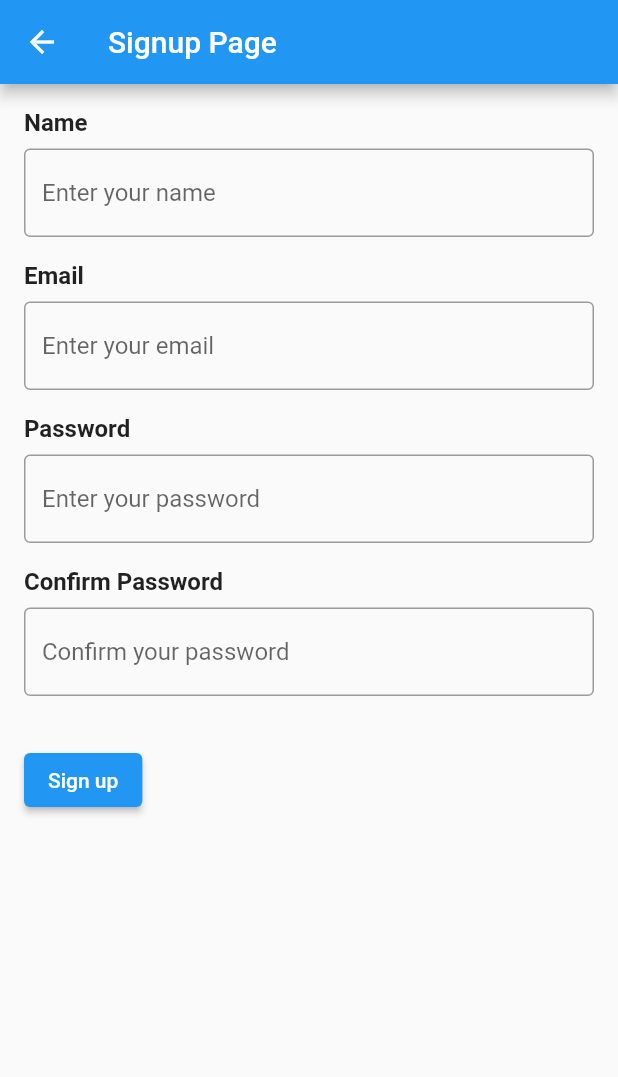
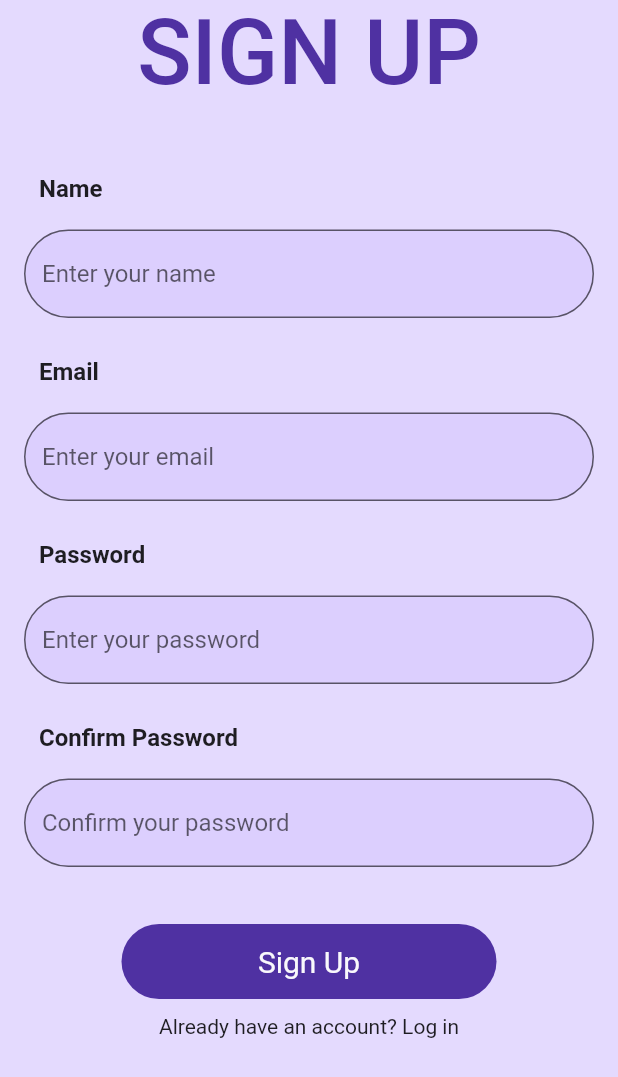
Before and after one commit to shrastaniraula/flip-facts, a Flutter app: the Signup screen opened directly, on a phone screen of 412 x 824 dp. Shown: the top 1077 px of the screen. Run offline on Flutter 3.47's test engine with Material 2 defaults, Android fonts, the phone set to English and light mode, and no system bars.

Commit message:
sign up complete

```diff
--- a/lib/Signup.dart
+++ b/lib/Signup.dart
@@ -12,79 +12,140 @@ class Signup extends StatelessWidget {
   @override
   Widget build(BuildContext context) {
     return Scaffold(
-      appBar: AppBar(
-        title: Text('Signup Page'),
+      backgroundColor: Color.fromARGB(255, 228, 218, 254),
+      body: SingleChildScrollView(
+        child: Container(
+          child: SafeArea(
+            child: Column(children: [
+              Text("SIGN UP",
+                  textAlign: TextAlign.left,
+                  style: TextStyle(
+                      fontSize: 60,
+                      color: Color.fromARGB(255, 79, 49, 162),
+                      fontWeight: FontWeight.w500)),
+              SizedBox(
+                height: 20,
               ),
-      body: Padding(
+              Padding(
                 padding: EdgeInsets.all(16.0),
                 child: Column(
                   crossAxisAlignment: CrossAxisAlignment.start,
                   children: [
-            Text(
+                    Padding(
+                      padding: EdgeInsets.all(10),
+                      child: Text(
                         'Name',
-              style: TextStyle(fontSize: 16.0, fontWeight: FontWeight.bold),
+                        style: TextStyle(
+                            fontSize: 16.0, fontWeight: FontWeight.bold),
+                      ),
                     ),
                     SizedBox(height: 8.0),
                     TextField(
                       controller: nameController,
                       decoration: InputDecoration(
-                border: OutlineInputBorder(),
+                        filled: true,
+                        fillColor: Color.fromARGB(255, 220, 207, 254),
+                        border: OutlineInputBorder(
+                            borderRadius:
+                                BorderRadius.all(Radius.circular(30))),
                         hintText: 'Enter your name',
                       ),
                     ),
                     SizedBox(height: 16.0),
-            Text(
+                    Padding(
+                      padding: EdgeInsets.all(10),
+                      child: Text(
                         'Email',
-              style: TextStyle(fontSize: 16.0, fontWeight: FontWeight.bold),
+                        style: TextStyle(
+                            fontSize: 16.0, fontWeight: FontWeight.bold),
+                      ),
                     ),
                     SizedBox(height: 8.0),
                     TextField(
                       controller: emailController,
                       decoration: InputDecoration(
-                border: OutlineInputBorder(),
+                        filled: true,
+                        fillColor: Color.fromARGB(255, 220, 207, 254),
+                        border: OutlineInputBorder(
+                            borderRadius:
+                                BorderRadius.all(Radius.circular(30))),
                         hintText: 'Enter your email',
                       ),
                     ),
                     SizedBox(height: 16.0),
-            Text(
+                    Padding(
+                      padding: EdgeInsets.all(10),
+                      child: Text(
                         'Password',
-              style: TextStyle(fontSize: 16.0, fontWeight: FontWeight.bold),
+                        style: TextStyle(
+                            fontSize: 16.0, fontWeight: FontWeight.bold),
+                      ),
                     ),
                     SizedBox(height: 8.0),
                     TextField(
                       controller: passwordController,
                       obscureText: true,
                       decoration: InputDecoration(
-                border: OutlineInputBorder(),
+                        filled: true,
+                        fillColor: Color.fromARGB(255, 220, 207, 254),
+                        border: OutlineInputBorder(
+                            borderRadius:
+                                BorderRadius.all(Radius.circular(30))),
                         hintText: 'Enter your password',
                       ),
                     ),
                     SizedBox(height: 16.0),
-            Text(
+                    Padding(
+                      padding: EdgeInsets.all(10),
+                      child: Text(
                         'Confirm Password',
-              style: TextStyle(fontSize: 16.0, fontWeight: FontWeight.bold),
+                        style: TextStyle(
+                            fontSize: 16.0, fontWeight: FontWeight.bold),
+                      ),
                     ),
                     SizedBox(height: 8.0),
                     TextField(
                       controller: confirmPasswordController,
                       obscureText: true,
                       decoration: InputDecoration(
-                border: OutlineInputBorder(),
+                        filled: true,
+                        fillColor: Color.fromARGB(255, 220, 207, 254),
+                        border: OutlineInputBorder(
+                            borderRadius:
+                                BorderRadius.all(Radius.circular(30))),
                         hintText: 'Confirm your password',
                       ),
                     ),
-            SizedBox(height: 32.0),
-            ElevatedButton(
-              onPressed: () {
+                    SizedBox(height: 22.0),
+                  ],
+                ),
+              ),
+              GestureDetector(
+                onTap: () {
                   // Perform signup logic here
                   print('Name: ${nameController.text}');
                   print('Email: ${emailController.text}');
                   print('Password: ${passwordController.text}');
                   print('Confirm Password: ${confirmPasswordController.text}');
                 },
-              child: Text('Sign up'),
+                child: Container(
+                  width: 250,
+                  height: 50,
+                  decoration: BoxDecoration(
+                    borderRadius: BorderRadius.circular(50),
+                    color: Color.fromARGB(255, 79, 49, 162),
                   ),
-          ],
+                  child: Center(
+                      child: Text('Sign Up',
+                          style: TextStyle(
+                              fontSize: 20,
+                              color: Color.fromARGB(246, 255, 255, 255)))),
+                ),
+              ),
+              SizedBox(height: 10.0),
+              Text("Already have an account? Log in")
+            ]),
+          ),
         ),
       ),
     );
--- a/lib/main.dart
+++ b/lib/main.dart
@@ -17,7 +17,7 @@ class MyApp extends StatelessWidget {
       theme: ThemeData(
         primarySwatch: Colors.blue,
       ),
-      home: Welcome(),
+      home: Signup(),
     );
   }
 }
```
Lines whose indentation alone changed are shown as unchanged.
